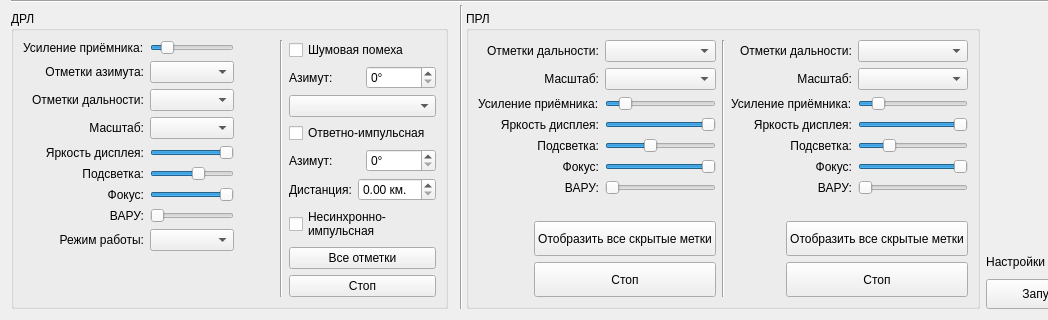
First picture: the form in rspindicators.ui, repository oln0ry/IKO, before the edit; both pictures show x 0 to 1048 and y 334 to 654 of the 1144 by 654 pixel window.
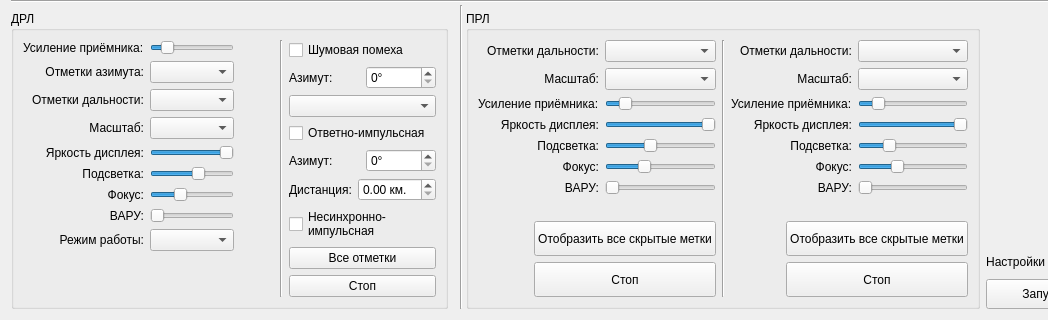
Second picture: the form after the edit. Custom widgets are drawn as their Qt base class.

```diff
--- a/rspindicators.ui
+++ b/rspindicators.ui
@@ -264,7 +264,7 @@
            <cursorShape>ArrowCursor</cursorShape>
           </property>
           <property name="maximum">
-           <number>100</number>
+           <number>300</number>
           </property>
           <property name="singleStep">
            <number>1</number>
@@ -573,7 +573,7 @@
              <cursorShape>ArrowCursor</cursorShape>
             </property>
             <property name="maximum">
-             <number>100</number>
+             <number>300</number>
             </property>
             <property name="singleStep">
              <number>1</number>
@@ -817,7 +817,7 @@
              <cursorShape>ArrowCursor</cursorShape>
             </property>
             <property name="maximum">
-             <number>100</number>
+             <number>300</number>
             </property>
             <property name="singleStep">
              <number>1</number>
```
